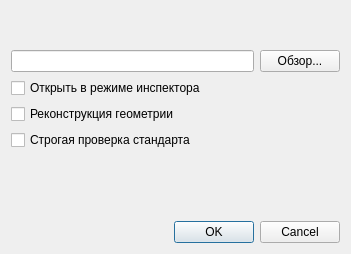
Before: the Qt Designer form dialogs/open_file_dialog.ui in dralex/CyberiadaHSM-Editor, drawn with Qt 5.
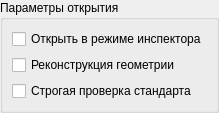
After: the same form once the commit is applied.

Commit message: open the file and the options in one window

The edit to the form file:
```diff
--- a/dialogs/open_file_dialog.ui
+++ b/dialogs/open_file_dialog.ui
@@ -1,39 +1,26 @@
 <?xml version="1.0" encoding="UTF-8"?>
 <ui version="4.0">
- <class>OpenFileDialog</class>
- <widget class="QDialog" name="OpenFileDialog">
-  <property name="geometry">
-   <rect>
-    <x>0</x>
-    <y>0</y>
-    <width>351</width>
-    <height>254</height>
-   </rect>
-  </property>
-  <property name="windowTitle">
-   <string>Открыть файл</string>
-  </property>
+ <class>OpenFileOptions</class>
+ <widget class="QWidget" name="OpenFileOptions">
   <layout class="QVBoxLayout" name="verticalLayout">
+   <property name="leftMargin">
+    <number>0</number>
+   </property>
    <property name="topMargin">
-    <number>50</number>
+    <number>0</number>
    </property>
-   <item>
-    <layout class="QHBoxLayout" name="pathLayout">
-     <property name="sizeConstraint">
-      <enum>QLayout::SetDefaultConstraint</enum>
-     </property>
+   <property name="rightMargin">
+    <number>0</number>
+   </property>
+   <property name="bottomMargin">
+    <number>0</number>
+   </property>
      <item>
-      <widget class="QLineEdit" name="filePathEdit"/>
-     </item>
-     <item>
-      <widget class="QPushButton" name="browseButton">
-       <property name="text">
-        <string>Обзор...</string>
-       </property>
-      </widget>
-     </item>
-    </layout>
-   </item>
+    <widget class="QGroupBox" name="optionsBox">
+     <property name="title">
+      <string>Параметры открытия</string>
+     </property>
+     <layout class="QVBoxLayout" name="optionsLayout">
    <item>
     <widget class="QCheckBox" name="inspectorCheckBox">
      <property name="text">
@@ -55,24 +42,7 @@
      </property>
     </widget>
    </item>
-   <item>
-    <spacer name="verticalSpacer">
-     <property name="orientation">
-      <enum>Qt::Vertical</enum>
-     </property>
-     <property name="sizeHint" stdset="0">
-      <size>
-       <width>20</width>
-       <height>40</height>
-      </size>
-     </property>
-    </spacer>
-   </item>
-   <item>
-    <widget class="QDialogButtonBox" name="buttonBox">
-     <property name="standardButtons">
-      <set>QDialogButtonBox::Cancel|QDialogButtonBox::Ok</set>
-     </property>
+     </layout>
     </widget>
    </item>
   </layout>
```
Left out of the diff: 65 changed lines with no effect on the pictures. Lines whose indentation alone changed are shown as unchanged. The commit also changes 4 other files.
